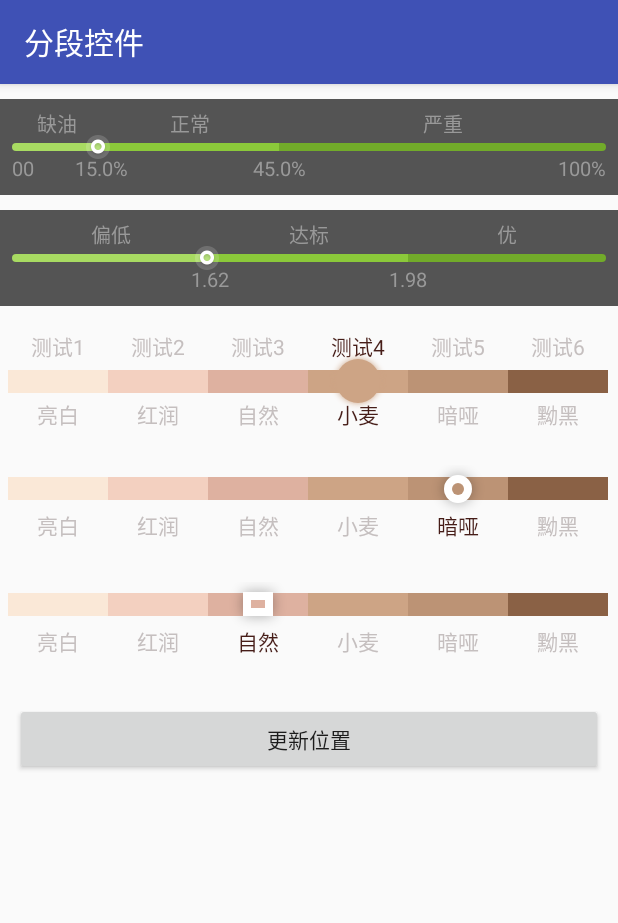
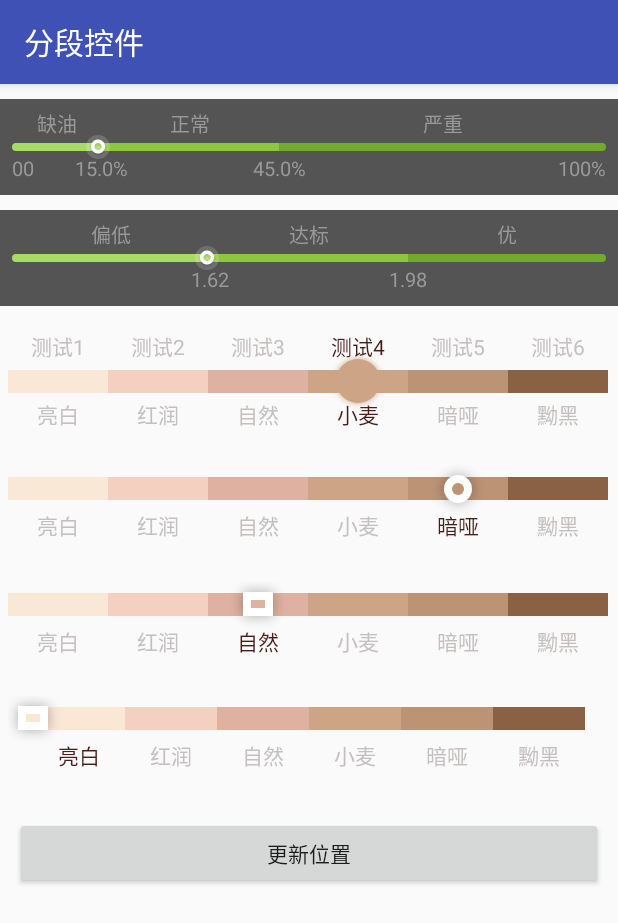
Before and after one commit to zhou-you/EasySegmentedBarView, an Android app: the TestActivity screen opened directly, with no data from a screen before it, on a phone screen of 412 x 824 dp. Shown: the top 923 px of the screen. Run offline under Robolectric (Android 15) with nearby library versions, the phone set to English and light mode, and no system bars.

Commit message:
修改demo

```diff
--- a/app/src/main/java/com/zhouyou/view/segmentedbar/demo/TestActivity.java
+++ b/app/src/main/java/com/zhouyou/view/segmentedbar/demo/TestActivity.java
@@ -28,7 +28,7 @@ import java.util.ArrayList;
 import java.util.Random;
 
 public class TestActivity extends AppCompatActivity {
-    private SegmentedBarView barView1,barView2,barView3,barView4,barView5;
+    private SegmentedBarView barView1,barView2,barView3,barView4,barView5,barView6;
     @Override
     protected void onCreate(Bundle savedInstanceState) {
         super.onCreate(savedInstanceState);
@@ -38,6 +38,7 @@ public class TestActivity extends AppCompatActivity {
         createBarViewWithOilSliderType3();
         createBarViewWithOilSliderType4();
         createBarViewWithOilSliderType5();
+        createBarViewWithOilSliderType6();
     }
 
     //设置滑块类型
@@ -143,10 +144,33 @@ public class TestActivity extends AppCompatActivity {
         barView5.setValueSegment(2);
         barView5.setSegments(segments);
     }
+    //设置滑块类型 --数字分段
+    private void createBarViewWithOilSliderType6() {
+        barView6 = (SegmentedBarView) findViewById(R.id.slider_type_bar_view_thumb6);
+        int colors[] = new int[]{Color.parseColor("#fae8d7"), Color.parseColor("#f3d0c0"),Color.parseColor("#deb1a0")
+                ,Color.parseColor("#cda485"),Color.parseColor("#bc9375"),Color.parseColor("#8a6145")};
+        ArrayList<Segment> segments = new ArrayList<>();
+        Segment segment1 = new Segment(0.0f,20.0f, "亮白", colors[0]);
+        segments.add(segment1);
+        Segment segment2 = new Segment(20.0f,40.0f, "红润", colors[1]);
+        segments.add(segment2);
+        Segment segment3 = new Segment(40.0f,60.0f, "自然", colors[2]);
+        segments.add(segment3);
+        Segment segment4 = new Segment(60.0f,80.0f, "小麦", colors[3]);
+        segments.add(segment4);
+        Segment segment5 = new Segment(80.0f,100.0f, "暗哑", colors[4]);
+        segments.add(segment5);
+        Segment segment6 = new Segment(100.0f,120.0f, "黝黑", colors[5]);
+        segments.add(segment6);
+        barView6.setShowDescriptionText(true);
+        barView6.setValue(0.0f);
+        barView6.setSegments(segments);
+    }
 
     public void onProgress(View view){
         barView1.setValue(Float.valueOf(new Random().nextInt(90)));
         barView2.setValue(Float.valueOf(new Random().nextInt(9)));
+        barView6.setValue(Float.valueOf(new Random().nextInt(120)));
         progress(barView3);
         progress(barView4);
         progress(barView5);
--- a/app/src/main/res/layout/activity_test.xml
+++ b/app/src/main/res/layout/activity_test.xml
@@ -118,6 +118,26 @@
         app:sbv_thumb_h="30dp"
         app:sbv_thumb_w="34dp"
         />
+    <com.zhouyou.view.segmentedbar.demo.view.RectThumbSegmentedBarView
+        android:id="@+id/slider_type_bar_view_thumb6"
+        android:layout_width="match_parent"
+        android:layout_height="wrap_content"
+        android:layout_margin="5dp"
+        app:sbv_bar_height="15dp"
+        app:sbv_description_box_height="35dp"
+        app:sbv_description_highlight_text_color="#461d18"
+        app:sbv_description_text_color="#c5bfbf"
+        app:sbv_description_text_size="14sp"
+        app:sbv_segment_bg="false"
+        app:sbv_segment_gap_width="0dp"
+        app:sbv_segment_rule="scale"
+        app:sbv_show_description_text="true"
+        app:sbv_show_segment_text="false"
+        app:sbv_side_style="normal"
+        app:sbv_sliderType="Custom"
+        app:sbv_thumb_h="30dp"
+        app:sbv_thumb_w="34dp"
+        />
 
     <Button
         android:layout_width="match_parent"
```
Also changed, not shown: 1 other file.
